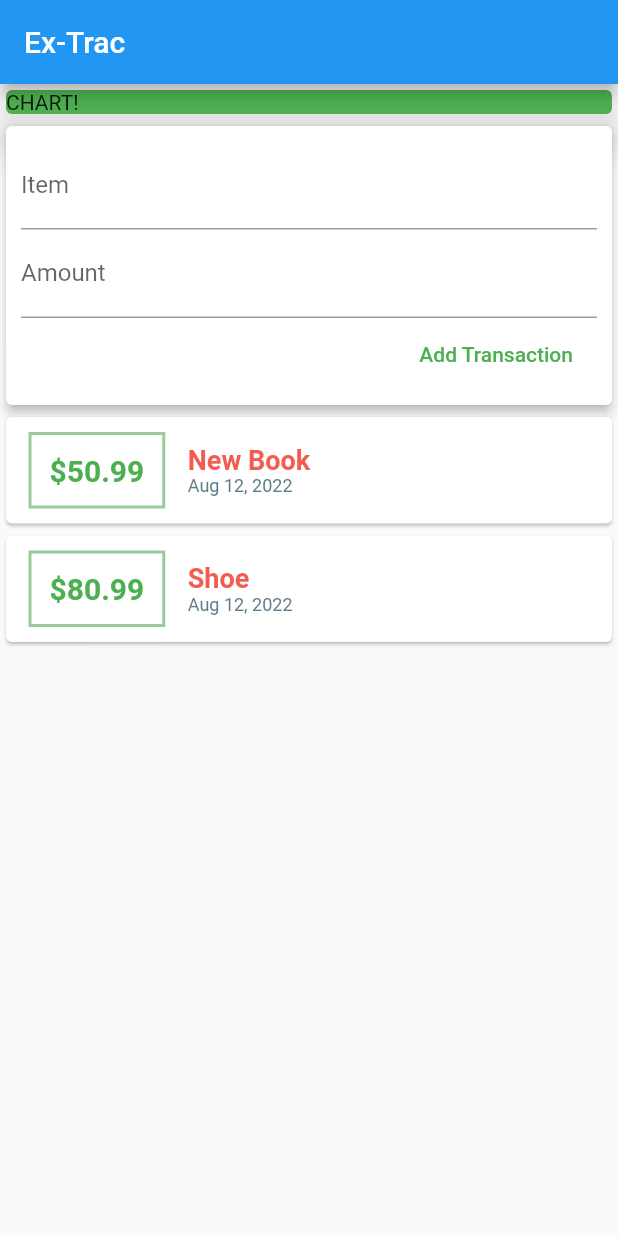
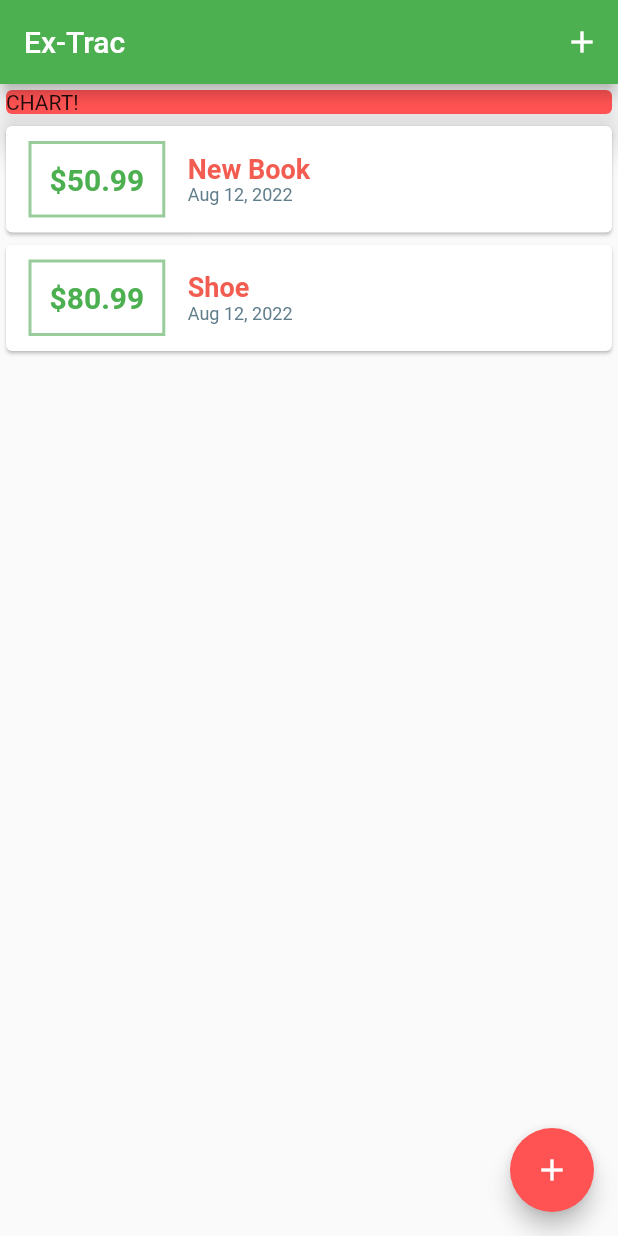
Before and after one commit to cjchika/mob-expense_tracker, a Flutter app: the screen it shows after launch, on a phone screen of 412 x 824 dp. Run offline on Flutter 3.47's test engine with Material 2 defaults, Android fonts, the phone set to English and light mode, and no system bars.

Commit message:
Improving UI

```diff
--- a/lib/main.dart
+++ b/lib/main.dart
@@ -1,6 +1,8 @@
 import 'package:flutter/material.dart';
 
-import './widgets/user_transaction.dart';
+import './widgets/transaction.list.dart';
+import './widgets/new_transaction.dart';
+import './models/transaction.dart';
 
 void main() => runApp(MyApp());
 
@@ -14,15 +16,63 @@ class MyApp extends StatelessWidget {
   }
 }
 
-class MyHomePage extends StatelessWidget {
+class MyHomePage extends StatefulWidget {
+  @override
+  State<MyHomePage> createState() => _MyHomePageState();
+}
+
+class _MyHomePageState extends State<MyHomePage> {
   // String titleInput;
-  // String amountInput;
+
+  final List<Transaction> _userTransactions = [
+    Transaction(
+      id: 't0',
+      title: 'New Book',
+      amount: 50.99,
+      date: DateTime.now(),
+    ),
+    Transaction(
+      id: 't1',
+      title: 'Shoe',
+      amount: 80.99,
+      date: DateTime.now(),
+    ),
+  ];
+
+  void _addNewTransaction(String trxTitle, double trxAmount) {
+    final newTrx = Transaction(
+      title: trxTitle,
+      amount: trxAmount,
+      date: DateTime.now(),
+      id: DateTime.now().toString(),
+    );
+
+    setState(() {
+      _userTransactions.add(newTrx);
+    });
+  }
+
+  void _startAddNewTransaction(BuildContext ctx) {
+    showModalBottomSheet(
+      context: ctx,
+      builder: (_) {
+        return NewTransaction(_addNewTransaction);
+      },
+    );
+  }
 
   @override
   Widget build(BuildContext context) {
     return Scaffold(
       appBar: AppBar(
         title: Text('Ex-Trac'),
+        backgroundColor: Colors.green,
+        actions: [
+          IconButton(
+            icon: Icon(Icons.add),
+            onPressed: () => _startAddNewTransaction(context),
+          ),
+        ],
       ),
       body: SingleChildScrollView(
         child: Column(
@@ -32,14 +82,20 @@ class MyHomePage extends StatelessWidget {
             Container(
               width: double.infinity,
               child: Card(
-                  color: Colors.green,
+                color: Colors.redAccent,
                 child: Text('CHART!'),
                 elevation: 10,
               ),
             ),
-              UserTransactions()
+            TransactionList(_userTransactions),
           ],
         ),
-        ));
+      ),
+      floatingActionButton: FloatingActionButton(
+        backgroundColor: Colors.redAccent,
+        child: Icon(Icons.add),
+        onPressed: () => _startAddNewTransaction(context),
+      ),
+    );
   }
 }
--- a/lib/widgets/user_transaction.dart
+++ /dev/null
@@ -1,50 +0,0 @@
-import 'package:flutter/material.dart';
-
-import './new_transaction.dart';
-import './transaction.list.dart';
-import '../models/transaction.dart';
-
-class UserTransactions extends StatefulWidget {
-  @override
-  State<UserTransactions> createState() => _UserTransactionsState();
-}
-
-class _UserTransactionsState extends State<UserTransactions> {
-  final List<Transaction> _userTransactions = [
-    Transaction(
-      id: 't0',
-      title: 'New Book',
-      amount: 50.99,
-      date: DateTime.now(),
-    ),
-    Transaction(
-      id: 't1',
-      title: 'Shoe',
-      amount: 80.99,
-      date: DateTime.now(),
-    ),
-  ];
-
-  void _addNewTransaction(String trxTitle, double trxAmount) {
-    final newTrx = Transaction(
-      title: trxTitle,
-      amount: trxAmount,
-      date: DateTime.now(),
-      id: DateTime.now().toString(),
-    );
-
-    setState(() {
-      _userTransactions.add(newTrx);
-    });
-  }
-
-  @override
-  Widget build(BuildContext context) {
-    return Column(
-      children: [
-        NewTransaction(_addNewTransaction),
-        TransactionList(_userTransactions),
-      ],
-    );
-  }
-}
```
Also changed, not shown: lib/widgets/new_transaction.dart (+14 -4 lines). Lines whose indentation alone changed are shown as unchanged.
